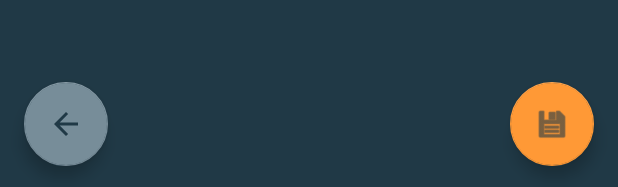
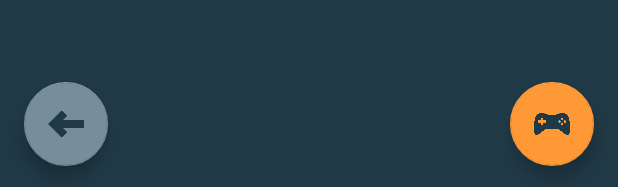
Before and after one commit to KarinaNeuburger/game-log-app, an Android app: the layout activity_search.xml on its own in the app's theme, with its tools: preview values and no code run, on a phone screen of 412 x 824 dp. Shown: the part 1046-1233 px from the top of the screen. Run offline under Robolectric (Android 15) with nearby library versions, the phone set to English and light mode, and no system bars.

Commit message:
style and comments updates

```diff
--- a/app/src/main/java/com/tep/gamelog/MainActivity.java
+++ b/app/src/main/java/com/tep/gamelog/MainActivity.java
@@ -7,12 +7,10 @@ import android.os.Bundle;
 import android.widget.AdapterView;
 import android.widget.ArrayAdapter;
 import android.widget.ListView;
-import android.util.Log;
 import android.view.View;
 
 import com.google.android.material.floatingactionbutton.FloatingActionButton;
 
-import com.tep.gamelog.model.Game;
 import com.tep.gamelog.model.GameDAO;
 import com.tep.gamelog.model.GameSQLite;
 import com.tep.gamelog.util.DBUtil;
@@ -28,7 +26,6 @@ public class MainActivity extends AppCompatActivity {
     private GameSQLite gameatual = null;
     private GameDAO dao;
     private List<GameSQLite> games;
-    private boolean contemGame = false;
 
     @Override
     protected void onCreate(Bundle savedInstanceState) {
--- /dev/null
+++ b/app/src/main/res/drawable/fab_state_color.xml
@@ -0,0 +1,5 @@
+<?xml version="1.0" encoding="utf-8"?>
+<selector xmlns:android="http://schemas.android.com/apk/res/android">
+    <item android:state_enabled="true" android:color="@color/orange" />
+    <item android:state_enabled="false" android:color="@color/blue_gray" />
+</selector>
--- a/app/src/main/res/layout/activity_main.xml
+++ b/app/src/main/res/layout/activity_main.xml
@@ -25,7 +25,7 @@
         android:layout_gravity="bottom|end"
         android:layout_margin="@dimen/fab_margin"
         app:backgroundTint="@color/orange"
-        app:srcCompat="@android:drawable/ic_input_add" />
+        app:srcCompat="@drawable/add_btn2" />
 
 
 
--- a/app/src/main/res/layout/activity_search.xml
+++ b/app/src/main/res/layout/activity_search.xml
@@ -64,8 +64,8 @@
             android:layout_height="wrap_content"
             android:layout_gravity="bottom|right"
             android:layout_margin="@dimen/fab_margin"
-            app:backgroundTint="@color/orange"
-            app:srcCompat="@android:drawable/ic_menu_save"/>
+            app:backgroundTint="@drawable/fab_state_color"
+            app:srcCompat="@drawable/add_btn"/>
 
         <com.google.android.material.floatingactionbutton.FloatingActionButton
             android:id="@+id/back_button"
@@ -74,7 +74,7 @@
             android:layout_gravity="bottom|left"
             android:layout_margin="@dimen/fab_margin"
             app:backgroundTint="@color/blue_gray"
-            app:srcCompat="@drawable/abc_vector_test"/>
+            app:srcCompat="@drawable/back_btn"/>
 
 
     </androidx.coordinatorlayout.widget.CoordinatorLayout>
```
Also changed, not shown: app/src/main/java/com/tep/gamelog/SearchActivity.java (+14 -13 lines), app/src/main/res/drawable/add_btn.png (added), app/src/main/res/drawable/add_btn2.png (added), app/src/main/res/drawable/back_btn.png (added), 1 other file.
